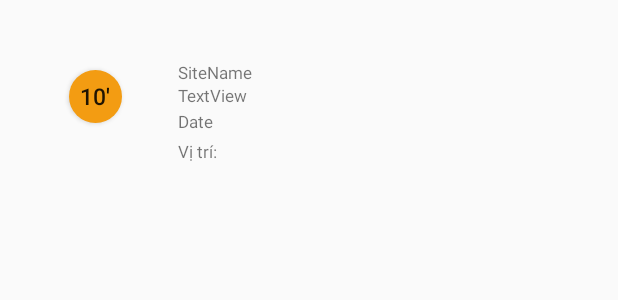
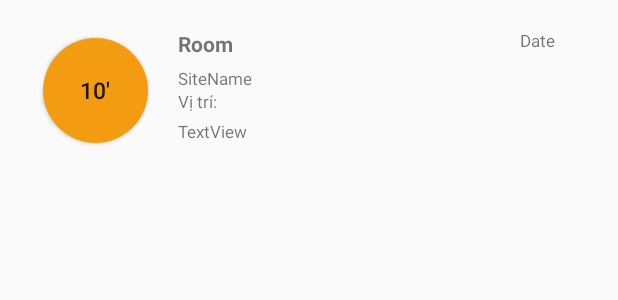
Before and after one commit to phamios/ecarvp, an Android app: the layout custom_listview.xml on its own in the app's theme, with its tools: preview values and no code run, on a phone screen of 412 x 824 dp. Shown: the top 300 px of the screen. Run offline under Robolectric (Android 15) with nearby library versions, the phone set to English and light mode, and no system bars.

Commit message:
update layout

```diff
--- a/app/src/main/java/net/vingroup/ecar/adapter/MainAdapter.java
+++ b/app/src/main/java/net/vingroup/ecar/adapter/MainAdapter.java
@@ -113,14 +113,14 @@ public class MainAdapter extends ArrayAdapter<EntityTicket>  {
             txtSitename.setText(bookingList.get(position).getSiteName());
             bookingAddress.setText(bookingList.get(position).getTitle());
             txtDriver.setText(bookingList.get(position).getTechnicianName());
-            listSite = bookingList.get(position).getSiteID();
+
             if(bookingList.get(position).getStatusName().trim().equals("Đã hoàn thành")){
 
             } else {
                 holder.frameevent.setOnClickListener( new View.OnClickListener() {
                     @Override
                     public void onClick(View view) {
-
+                        listSite = bookingList.get(position).getSiteID();
                         workerID = String.valueOf(bookingList.get(position).getWorlOrderId());
 
                         final AppCompatDialog dialog = new AppCompatDialog(getContext());
@@ -131,6 +131,7 @@ public class MainAdapter extends ArrayAdapter<EntityTicket>  {
                             bttSubmit.setText("Điều xe");
                             currentStatus = "Đang chờ xử lý";
                             worldlist.clear();
+                            Log.d("SiteIDTechNical","SiteID: " + listSite);
                             new GetDriverAsyncTask().execute();
                             spinnerDriver = (Spinner) dialog.findViewById(R.id.driverspinner);
                             spinnerDriver.setOnItemSelectedListener(new AdapterView.OnItemSelectedListener() {
--- a/app/src/main/java/net/vingroup/ecar/adapter/TicketAdapter.java
+++ b/app/src/main/java/net/vingroup/ecar/adapter/TicketAdapter.java
@@ -94,14 +94,16 @@ public class TicketAdapter extends ArrayAdapter<EntityTicket> {
         if (bookingList.size() != 0) {
             bookingRoom.setText(bookingList.get(position).getPlace());
             bttStatus.setText(bookingList.get(position).getTotalTime());
-            dateCreate.setText(bookingList.get(position).getCreatedTime());
+            String[] txtTime = bookingList.get(position).getCreatedTime().split(" ");
+            dateCreate.setText(txtTime[1]);
             txtSitename.setText(bookingList.get(position).getSiteName());
             bookingAddress.setText(bookingList.get(position).getTitle());
             txtDriver.setText(bookingList.get(position).getTechnicianName());
-            listSite = bookingList.get(position).getSiteID();
+
             holder.frameevent.setOnClickListener(new View.OnClickListener() {
                 @Override
                 public void onClick(View view) {
+                    listSite = bookingList.get(position).getSiteID();
                     workerID = String.valueOf(bookingList.get(position).getWorlOrderId());
                     final AppCompatDialog dialog = new AppCompatDialog(getContext());
                     dialog.setContentView(R.layout.dialog);
@@ -110,6 +112,7 @@ public class TicketAdapter extends ArrayAdapter<EntityTicket> {
                     Button bttHuychuyen = (Button) dialog.findViewById(R.id.btn_no);
                     spinnerDriver = (Spinner) dialog.findViewById(R.id.driverspinner);
                     worldlist.clear();
+                    Log.d("SiteIDTechNical","SiteID: " + listSite);
                     new GetDriverAsyncTask().execute();
                     dialog.show();
 
--- a/app/src/main/res/layout/custom_listview.xml
+++ b/app/src/main/res/layout/custom_listview.xml
@@ -26,10 +26,10 @@
 
             <Button
                 android:id="@+id/bttStatus"
-                android:layout_width="35dp"
-                android:layout_height="35dp"
-                android:layout_alignParentBottom="true"
-                android:layout_centerHorizontal="true"
+                android:layout_width="70dp"
+                android:layout_height="70dp"
+                android:layout_alignParentEnd="true"
+                android:layout_alignParentRight="true"
                 android:background="@drawable/round_button_chuadieu"
                 android:clickable="false"
                 android:focusable="false"
@@ -46,7 +46,7 @@
         <RelativeLayout
             android:id="@+id/frameevent2"
             android:layout_width="264dp"
-            android:layout_height="98dp"
+            android:layout_height="81dp"
             android:layout_alignParentBottom="true"
             android:layout_alignParentStart="true"
             android:layout_marginRight="20dp"
@@ -56,11 +56,9 @@
                 android:id="@+id/txtAddress"
                 android:layout_width="150dp"
                 android:layout_height="20dp"
-                android:layout_alignParentBottom="true"
-                android:layout_alignParentEnd="true"
                 android:layout_alignParentLeft="true"
-                android:layout_alignParentRight="true"
                 android:layout_alignParentStart="true"
+                android:layout_below="@+id/SiteName"
                 android:clickable="false"
                 android:focusable="false"
                 android:focusableInTouchMode="false"
@@ -71,14 +69,15 @@
                 android:id="@+id/txtCreateDate"
                 android:layout_width="150dp"
                 android:layout_height="20dp"
-                android:layout_above="@+id/txtAddress"
                 android:layout_alignParentEnd="true"
-                android:layout_alignParentLeft="true"
                 android:layout_alignParentRight="true"
-                android:layout_alignParentStart="true"
+                android:layout_alignParentTop="true"
+                android:layout_toEndOf="@+id/txtAddress"
+                android:layout_toRightOf="@+id/txtAddress"
                 android:clickable="false"
                 android:focusable="false"
                 android:focusableInTouchMode="false"
+                android:gravity="right"
                 android:text="Date "
                 android:textSize="11dp" />
 
@@ -86,16 +85,16 @@
                 android:id="@+id/txtRoom"
                 android:layout_width="220dp"
                 android:layout_height="25dp"
-                android:layout_alignParentEnd="true"
                 android:layout_alignParentLeft="true"
-                android:layout_alignParentRight="true"
                 android:layout_alignParentStart="true"
                 android:layout_alignParentTop="true"
+                android:layout_toLeftOf="@+id/txtCreateDate"
+                android:layout_toStartOf="@+id/txtCreateDate"
                 android:clickable="false"
                 android:focusable="false"
                 android:focusableInTouchMode="false"
-                android:text=""
-                android:textSize="11dp"
+                android:text="Room"
+                android:textSize="14sp"
                 android:textStyle="bold" />
 
             <TextView
@@ -114,9 +113,11 @@
                 android:id="@+id/txtDriver"
                 android:layout_width="wrap_content"
                 android:layout_height="wrap_content"
+                android:layout_alignEnd="@+id/SiteName"
                 android:layout_alignParentLeft="true"
                 android:layout_alignParentStart="true"
-                android:layout_below="@+id/SiteName"
+                android:layout_alignRight="@+id/SiteName"
+                android:layout_below="@+id/txtAddress"
                 android:text="TextView"
                 android:textSize="11dp" />
 
```
